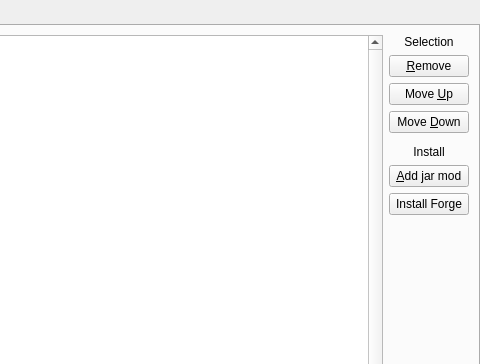
Above: application/pages/LegacyJarModPage.ui from FreesmTeam/FreesmLauncher before the change; both pictures show x 179 to 659 and y 0 to 364 of the 659 by 593 pixel window. Below: the same form after it.
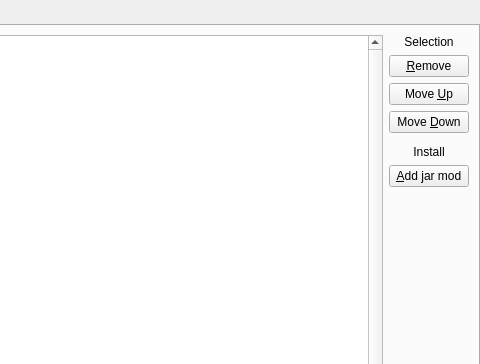
That is the form after the change. Custom widgets are drawn as their Qt base class.

Commit message: GH-899 clean up mod browse buttons and dead legacy forge

Diff of the .ui file:
```diff
--- a/application/pages/LegacyJarModPage.ui
+++ b/application/pages/LegacyJarModPage.ui
@@ -101,13 +101,6 @@
              </property>
             </widget>
            </item>
-           <item>
-            <widget class="QPushButton" name="addForgeBtn">
-             <property name="text">
-              <string>Install Forge</string>
-             </property>
-            </widget>
-           </item>
            <item>
             <spacer name="verticalSpacer">
              <property name="orientation">
```
The commit also changes 6 other files.
